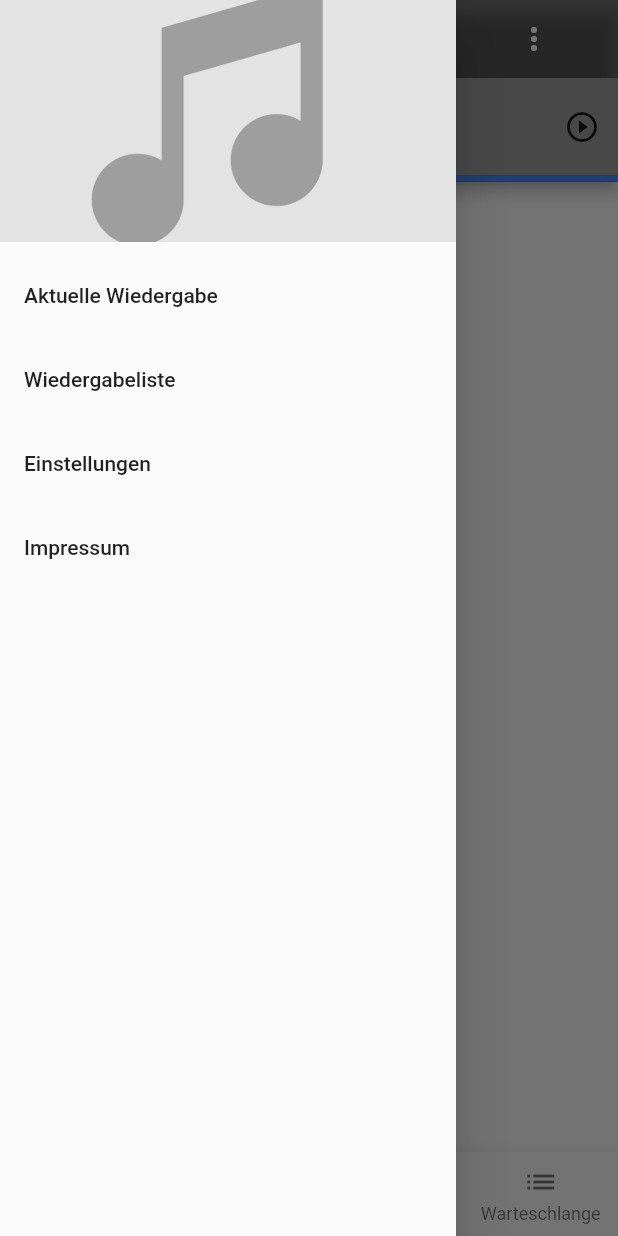
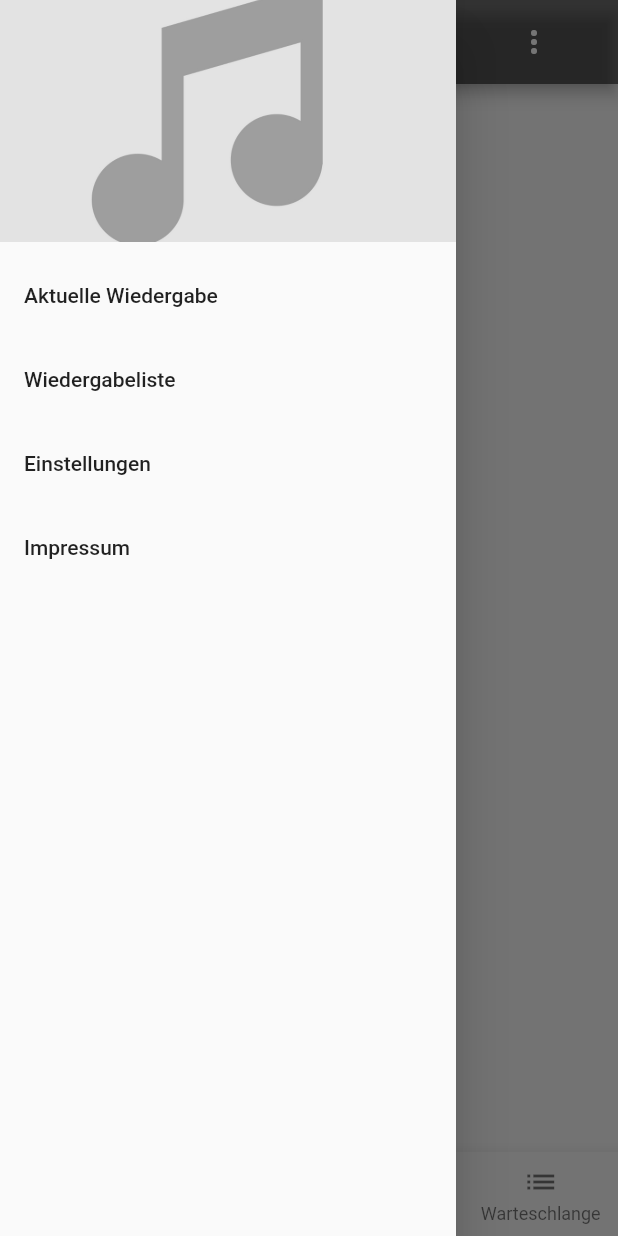
Before and after one commit to labtecs/FlyMusic, a Flutter app: the screen it shows after launch, with the side drawer open, on a phone screen of 412 x 824 dp. Run offline on Flutter 3.47's test engine with Material 2 defaults, Android fonts, the phone set to English and light mode, and no system bars; our stand-ins replace audioplayers, floor, fluttertoast, permission_handler, shared_preferences, sqflite; missing offline and left inert: dart_tags, folder_picker, shared_preferences_web; accounts and stored records are empty; generated files the repository leaves out were written again.

Commit message:
show and hide the top player

```diff
--- a/lib/screens/main_screen.dart
+++ b/lib/screens/main_screen.dart
@@ -1,7 +1,9 @@
+import 'dart:async';
 import 'dart:io';
 
 import 'package:flutter/material.dart';
 import 'package:flymusic/music/music_finder.dart';
+import 'package:flymusic/music/music_queue.dart';
 import 'package:folder_picker/folder_picker.dart';
 import 'package:permission_handler/permission_handler.dart';
 
@@ -20,6 +22,7 @@ class StartScreen extends StatefulWidget {
 class _StartScreenState extends State<StartScreen>
     with SingleTickerProviderStateMixin {
   Directory externalDirectory;
+  StreamSubscription onPlayerStateChanged;
 
   int _page = 0;
   PageController _c;
@@ -29,7 +32,18 @@ class _StartScreenState extends State<StartScreen>
     _c = new PageController(
       initialPage: _page,
     );
+    onPlayerStateChanged =
+        MusicQueue.instance.audioPlayer.onPlayerStateChanged.listen((state) {
+      setState(() {});
+    });
+
     super.initState();
+  }
+
+  @override
+  void dispose() {
+    onPlayerStateChanged.cancel();
+    super.dispose();
   }
 
   @override
@@ -37,10 +51,7 @@ class _StartScreenState extends State<StartScreen>
     return new Scaffold(
       drawer: DrawerScreen(),
       appBar: AppBar(
-        bottom: PreferredSize(
-            preferredSize: Size.fromHeight(65.0),
-            child: BottomPlayer()
-        ),
+        bottom: getAppBarBottom(),
         title: ListTile(
           title: Text(
             getTitle(),
@@ -93,6 +104,15 @@ class _StartScreenState extends State<StartScreen>
     );
   }
 
+  PreferredSize getAppBarBottom() {
+    if (MusicQueue.instance.currentSong == null) {
+      return PreferredSize(
+          preferredSize: Size.fromHeight(0.0), child: Container());
+    }
+    return PreferredSize(
+        preferredSize: Size.fromHeight(65.0), child: BottomPlayer());
+  }
+
   Future<void> chooseFolder() async {
     var result =
         await PermissionHandler().requestPermissions([PermissionGroup.storage]);
```
Also changed, not shown: 1 other file.
